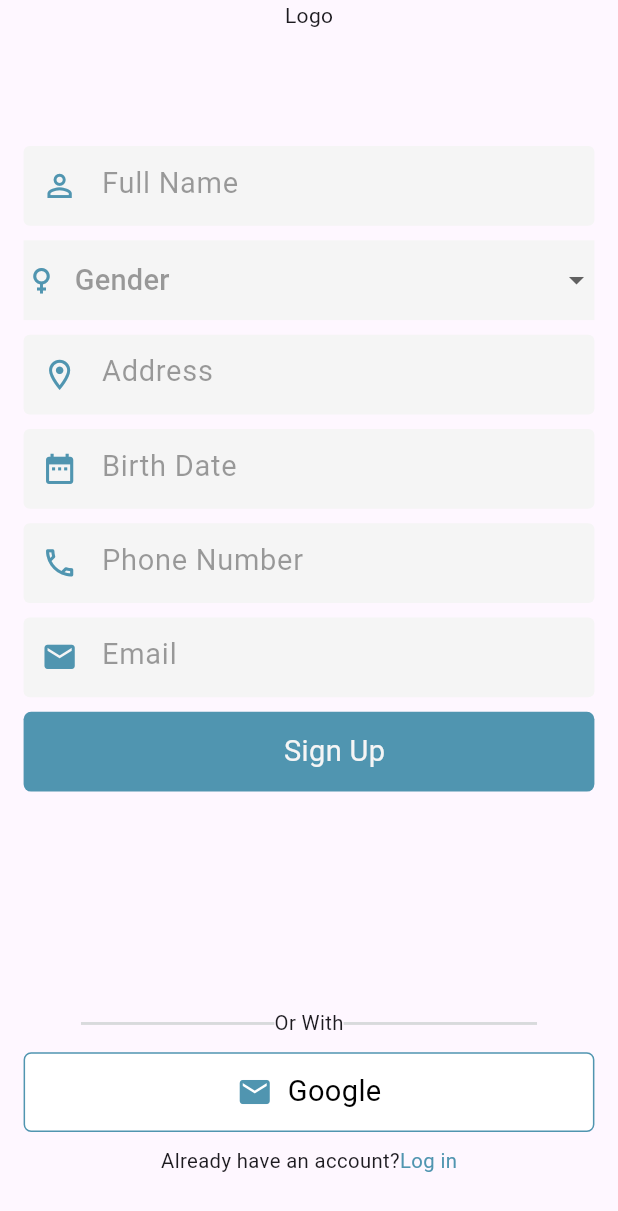
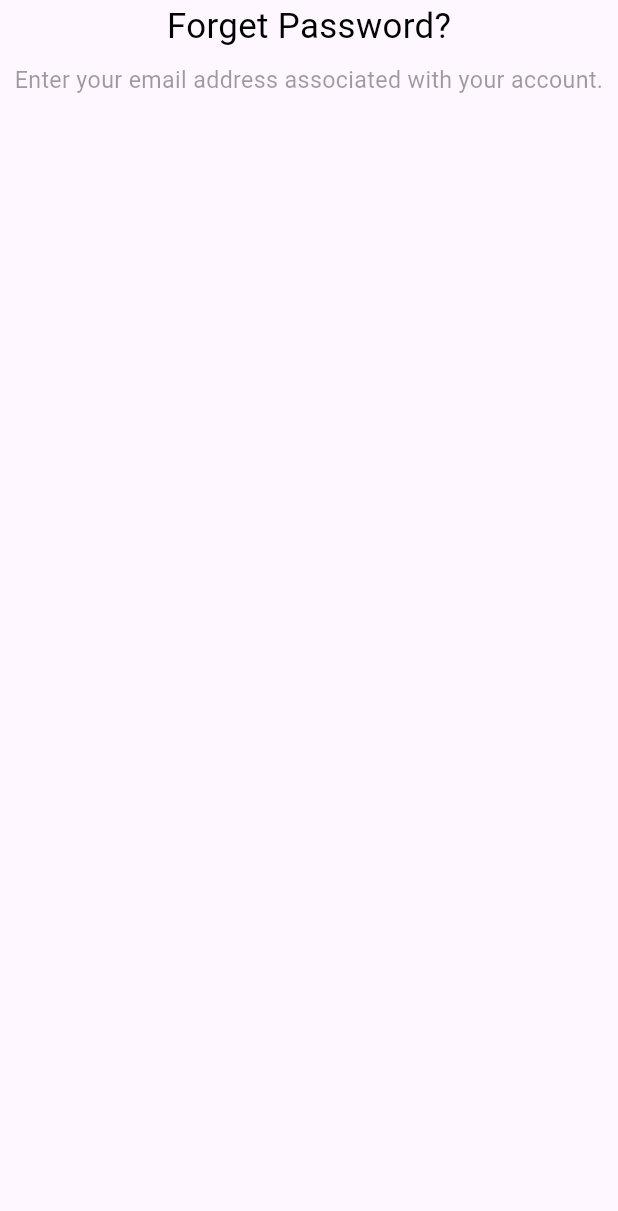
Before and after one commit to alaa-hossam/GP_frontend, a Flutter app: the screen it shows after launch, on a phone screen of 412 x 824 dp. Shown: the top 1211 px of the screen. Run offline on Flutter 3.47's test engine with Material 3 defaults, Android fonts, the light colour scheme and no system bars; our stand-ins replace device_preview; Roboto replaces fonts that are missing (button-bold, caption-regular, title-bold).

Commit message:
some of OTP

```diff
--- a/lib/main.dart
+++ b/lib/main.dart
@@ -3,6 +3,7 @@ import 'package:flutter/material.dart';
 import 'package:gp_frontend/views/forgetPasswordView.dart';
 import 'package:gp_frontend/views/logInView.dart';
 import 'views/signUpView.dart';
+import 'views/GetOTP.dart';
 
 void main() {
   runApp(
@@ -11,6 +12,7 @@ void main() {
     ),
   );
 }
+
 
 class MyApp extends StatelessWidget {
   const MyApp({super.key});
@@ -29,6 +31,7 @@ class MyApp extends StatelessWidget {
         SignUp.id: (BuildContext context) => SignUp(),
         logIn.id: (BuildContext context) => logIn(),
         forgetPassword.id: (BuildContext context) => forgetPassword(),
+        Getotp.id:(BuildContext context) => Getotp()
       },
     );
   }
--- /dev/null
+++ b/lib/views/GetOTP.dart
@@ -0,0 +1,53 @@
+import 'package:flutter/cupertino.dart';
+import 'package:flutter/material.dart';
+
+import '../widgets/Dimensions.dart';
+
+class Getotp extends StatefulWidget {
+  static String id = "SignUpScreen";
+  const Getotp({super.key});
+
+  @override
+  State<Getotp> createState() => _GetotpState();
+}
+
+class _GetotpState extends State<Getotp> {
+  @override
+  Widget build(BuildContext context) {
+    SizeConfig().init(context);
+
+    return MaterialApp(
+      debugShowCheckedModeBanner: false,
+      home: Scaffold(
+        body: ListView(
+          children: [
+            Column(
+              mainAxisAlignment: MainAxisAlignment.center,
+              crossAxisAlignment: CrossAxisAlignment.center,
+              children: [
+                Text(
+                  'Forget Password?',
+                  style: TextStyle(
+                    color: Color(0xFF000000),
+                    fontSize: SizeConfig.textRatio * 24,
+                    fontFamily: 'title-bold',
+                  ),
+                ),
+                SizedBox(height: SizeConfig.verticalBlock * 10),
+                Text(
+                  'Enter your email address associated with your account.',
+                  textAlign: TextAlign.center,
+                  style: TextStyle(
+                    color: Color(0x803C3C3C),
+                    fontSize: SizeConfig.textRatio * 16,
+                    fontFamily: 'caption-regular',
+                  ),
+                ),
+              ],
+            )
+          ],
+        ),
+      ),
+    );
+  }
+}
--- a/lib/views/signUpView.dart
+++ b/lib/views/signUpView.dart
@@ -97,7 +97,6 @@ class _SignUpState extends State<SignUp> {
                   onClickFunction: _selectDate, // Passing the function reference
                 ),
                 SizedBox(height: SizeConfig.verticalBlock * 10),
-                // Phone Number Field
                 MyTextFormField(
                   controller: _phoneNumber,
                   hintName: "Phone Number",
```
